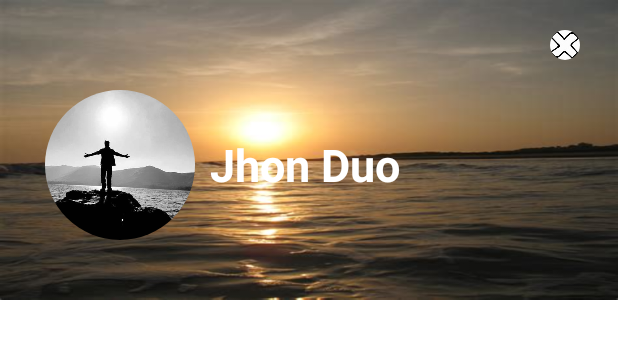
After one commit to dudharejiya/Demo_Kotlin_Appication, an Android app: the layout header.xml on its own in the app's theme, with its tools: preview values and no code run, on a phone screen of 412 x 824 dp. The commit adds this screen. Shown: the top 339 px of the screen. Run offline under Robolectric (Android 15) with nearby library versions, the light colour scheme and no system bars.

Commit message:
Update Demo_Kotlin_Application Code

```diff
--- /dev/null
+++ b/app/src/main/res/drawable/log_out.xml
@@ -0,0 +1,5 @@
+<vector android:autoMirrored="true" android:height="24dp"
+    android:tint="#FFFFFF" android:viewportHeight="24"
+    android:viewportWidth="24" android:width="24dp" xmlns:android="http://schemas.android.com/apk/res/android">
+    <path android:fillColor="@android:color/white" android:pathData="M17,7l-1.41,1.41L18.17,11H8v2h10.17l-2.58,2.58L17,17l5,-5zM4,5h8V3H4c-1.1,0 -2,0.9 -2,2v14c0,1.1 0.9,2 2,2h8v-2H4V5z"/>
+</vector>
--- /dev/null
+++ b/app/src/main/res/drawable/my_download.xml
@@ -0,0 +1,5 @@
+<vector android:height="24dp" android:tint="#FFFFFF"
+    android:viewportHeight="24" android:viewportWidth="24"
+    android:width="24dp" xmlns:android="http://schemas.android.com/apk/res/android">
+    <path android:fillColor="@android:color/white" android:pathData="M19.35,10.04C18.67,6.59 15.64,4 12,4 9.11,4 6.6,5.64 5.35,8.04 2.34,8.36 0,10.91 0,14c0,3.31 2.69,6 6,6h13c2.76,0 5,-2.24 5,-5 0,-2.64 -2.05,-4.78 -4.65,-4.96zM17,13l-5,5 -5,-5h3V9h4v4h3z"/>
+</vector>
--- /dev/null
+++ b/app/src/main/res/drawable/password.xml
@@ -0,0 +1,5 @@
+<vector android:height="24dp" android:tint="#FFFFFF"
+    android:viewportHeight="24" android:viewportWidth="24"
+    android:width="24dp" xmlns:android="http://schemas.android.com/apk/res/android">
+    <path android:fillColor="@android:color/white" android:pathData="M21,10h-8.35C11.83,7.67 9.61,6 7,6c-3.31,0 -6,2.69 -6,6s2.69,6 6,6c2.61,0 4.83,-1.67 5.65,-4H13l2,2l2,-2l2,2l4,-4.04L21,10zM7,15c-1.65,0 -3,-1.35 -3,-3c0,-1.65 1.35,-3 3,-3s3,1.35 3,3C10,13.65 8.65,15 7,15z"/>
+</vector>
--- /dev/null
+++ b/app/src/main/res/layout/header.xml
@@ -0,0 +1,38 @@
+<?xml version="1.0" encoding="utf-8"?>
+<LinearLayout xmlns:android="http://schemas.android.com/apk/res/android"
+    android:layout_width="match_parent"
+    android:layout_height="200dp"
+    xmlns:app="http://schemas.android.com/apk/res-auto"
+    android:padding="20dp"
+    android:gravity="bottom"
+    android:background="@drawable/drawer_background">
+
+ <de.hdodenhof.circleimageview.CircleImageView
+     android:layout_width="100dp"
+     android:layout_height="100dp"
+     android:src="@drawable/circle_image"
+     android:layout_marginBottom="20dp"
+     android:layout_marginTop="10dp"
+     android:layout_marginLeft="10dp"
+     app:civ_border_color="@color/white"/>
+
+     <TextView
+         android:layout_width="wrap_content"
+         android:layout_height="wrap_content"
+         android:text="Jhon Duo"
+         android:textColor="@color/white"
+         android:textSize="30sp"
+         android:textStyle="bold"
+         android:layout_marginTop="50dp"
+         android:layout_marginLeft="10sp"/>
+
+    <de.hdodenhof.circleimageview.CircleImageView
+        android:layout_width="20dp"
+        android:layout_height="20dp"
+        android:src="@drawable/drawer_multiply"
+        android:layout_marginBottom="140dp"
+        android:layout_marginLeft="100dp"/>
+
+
+
+</LinearLayout>
--- a/app/src/main/res/values/colors.xml
+++ b/app/src/main/res/values/colors.xml
@@ -5,7 +5,7 @@
     <color name="purple_700">#FF3700B3</color>
     <color name="teal_200">#FF03DAC5</color>
     <color name="teal_700">#FF018786</color>
-    <color name="black">#FF000000</color>
+    <color name="toolbar_color">#FF5722</color>
     <color name="white">#FFFFFFFF</color>
     <color name="bottom_nav_item_selected_color">#FF0000</color>
 </resources>
```
Also changed, not shown: app/src/main/res/drawable/about_us.xml (added, +10 -0 lines), app/src/main/res/drawable/discover_people.xml (added, +10 -0 lines), app/src/main/res/drawable/privacy_policy.xml (added, +14 -0 lines), app/src/main/res/drawable/toolbar_shape.xml (added, +8 -0 lines), app/src/main/res/layout/activity_main.xml (+13 -9 lines), app/src/main/res/drawable/drawer_background.jpg (added), app/src/main/res/drawable/drawer_multiply.jpg (added).
